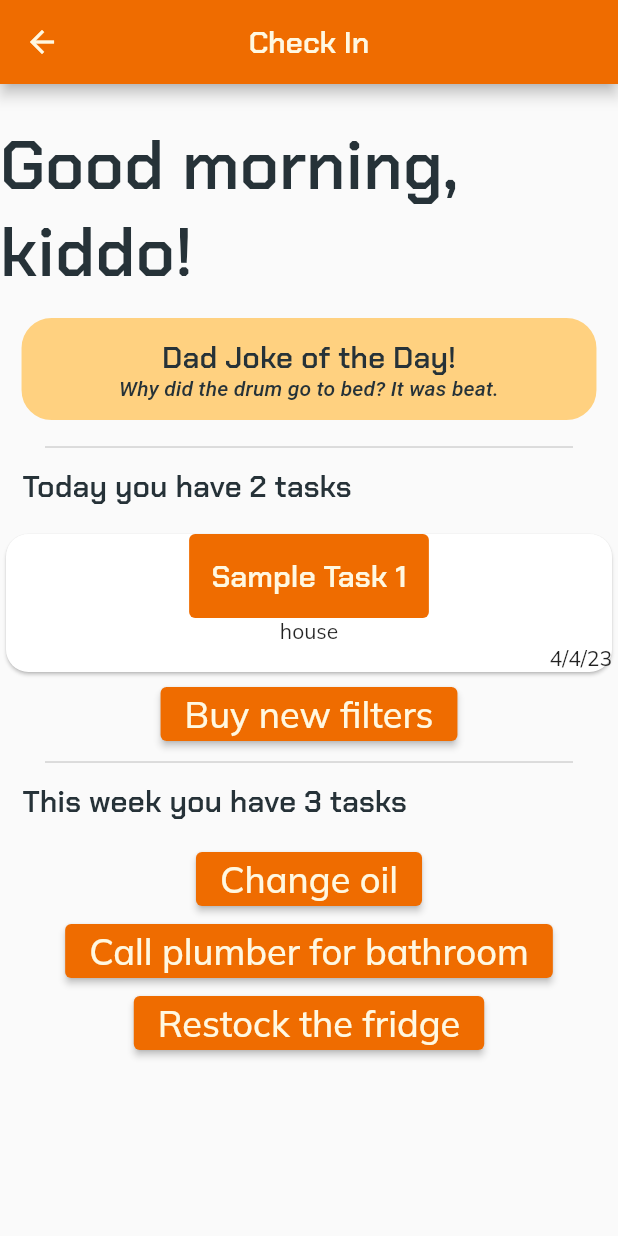
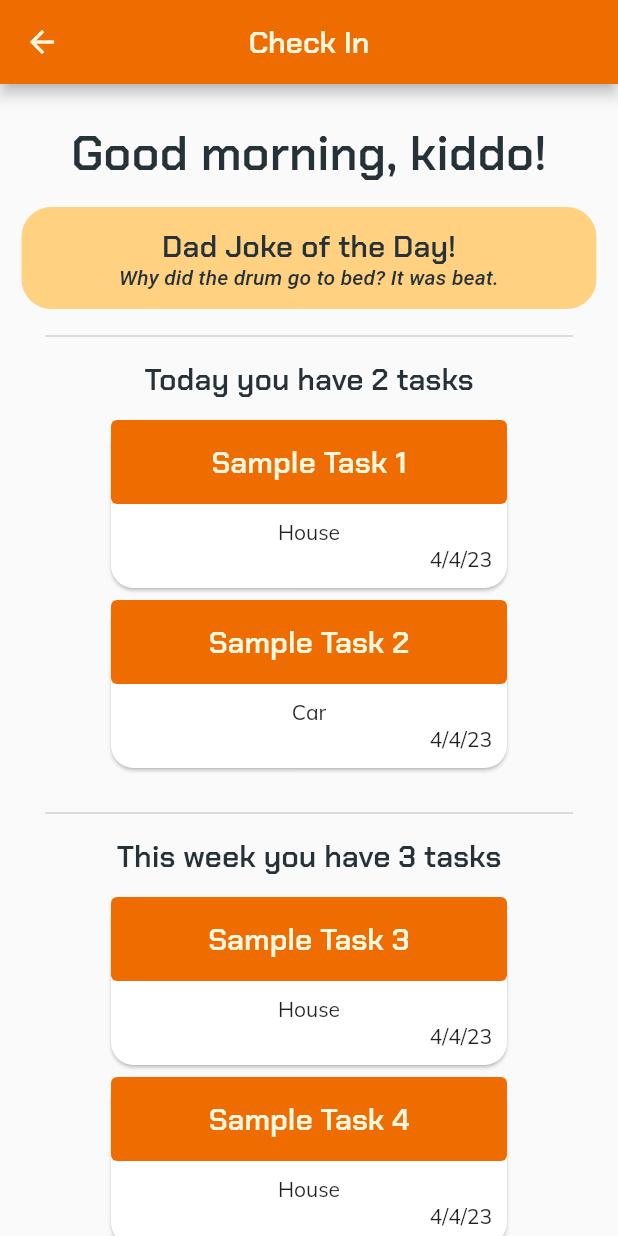
Before and after one commit to PocketDad/pocketdad, a Flutter app: the CheckIn screen opened directly, on a phone screen of 412 x 824 dp. Run offline on Flutter 3.47's test engine with Material 2 defaults, Android fonts, the phone set to English and light mode, and no system bars; our stand-ins replace flutter_form_builder, flutter_riverpod, form_builder_validators, riverpod_annotation; generated files the repository leaves out were written again; statements that could not run were skipped.

Commit message:
single task card and modify check in page

```diff
--- a/lib/features/task/presentation/check_in.dart
+++ b/lib/features/task/presentation/check_in.dart
@@ -18,8 +18,9 @@ class CheckIn extends StatelessWidget {
         title: const Text("Check In"),
         centerTitle: true,
       ),
-      body: Center(
-        child: Column(
+      body: ListView(
+        children: [
+          Column(
             mainAxisAlignment: MainAxisAlignment.start,
             children: [
               // greeting
@@ -29,6 +30,7 @@ class CheckIn extends StatelessWidget {
                   "Good morning, kiddo!",
                   style: Theme.of(context).textTheme.displaySmall?.copyWith(
                     color: Theme.of(context).colorScheme.onSurface,
+                    fontSize: 32,
                   ),
                 ),
               ),
@@ -72,32 +74,31 @@ class CheckIn extends StatelessWidget {
 
               // today tasks
               Container(
+                padding: EdgeInsets.symmetric(vertical: 8, horizontal: 60),
+                margin: EdgeInsets.fromLTRB(10, 0, 10, 10),
                 alignment: Alignment.centerLeft,
-              padding: EdgeInsets.fromLTRB(15, 5, 0, 15),
-              child: Text(
+                child: Column(
+                  children: [
+                    Text(
                       "Today you have 2 tasks",
                       style: Theme.of(context).textTheme.titleLarge?.copyWith(
                         color: Theme.of(context).colorScheme.onSurface,
                       ),
                       textAlign: TextAlign.left,
                     ),
+                    SizedBox(height: 10,),
+                    ButtonTheme(
+                      minWidth: 150,
+                      height: 100,
+                      child: SingleTaskCard(task: "Sample Task 1", date: "4/4/23", item: "House"),
                     ),
                     ButtonTheme(
-              minWidth: 200,
+                      minWidth: 150,
                       height: 100,
-              child: SingleTaskCard(task: "Sample Task 1", date: "4/4/23", item: "house"),
+                      child: SingleTaskCard(task: "Sample Task 2", date: "4/4/23", item: "Car"),
                     ),
-            ElevatedButton(
-              onPressed: () {
-                int i = 0;
-                i++;
-                // change to point towards individual task
-              },
-              child: const Text("Buy new filters",
-                style: TextStyle(
-                  fontSize: 24,
-                )
-              )
+                  ]
+                ),
               ),
 
               const Divider(
@@ -108,55 +109,41 @@ class CheckIn extends StatelessWidget {
 
               // week tasks
               Container(
+                padding: EdgeInsets.symmetric(vertical: 8, horizontal: 60),
+                margin: EdgeInsets.fromLTRB(10, 0, 10, 10),
                 alignment: Alignment.centerLeft,
-              padding: EdgeInsets.fromLTRB(15, 5, 0, 15),
-              child: Text(
+                child: Column(
+                  children: [
+                    Text(
                       "This week you have 3 tasks",
                       style: Theme.of(context).textTheme.titleLarge?.copyWith(
                         color: Theme.of(context).colorScheme.onSurface,
                       ),
                       textAlign: TextAlign.left,
                     ),
+                    SizedBox(height: 10,),
+                    ButtonTheme(
+                      minWidth: 150,
+                      height: 100,
+                      child: SingleTaskCard(task: "Sample Task 3", date: "4/4/23", item: "House"),
                     ),
-            ElevatedButton(
-              onPressed: () {
-                int i = 0;
-                i++;
-                // change to point towards individual task
-              },
-              child: const Text("Change oil",
-                style: TextStyle(
-                  fontSize: 24,
-                )
-              )
+                    ButtonTheme(
+                      minWidth: 150,
+                      height: 100,
+                      child: SingleTaskCard(task: "Sample Task 4", date: "4/4/23", item: "House"),
                     ),
-            ElevatedButton(
-              onPressed: () {
-                int i = 0;
-                i++;
-                // change to point towards individual task
-              },
-              child: const Text("Call plumber for bathroom",
-                style: TextStyle(
-                  fontSize: 24,
-                )
-              )
-            ),
-            ElevatedButton(
-              onPressed: () {
-                int i = 0;
-                i++;
-                // change to point towards individual task
-              },
-              child: const Text("Restock the fridge",
-                style: TextStyle(
-                  fontSize: 24,
-                )
-              )
+                    ButtonTheme(
+                      minWidth: 150,
+                      height: 100,
+                      child: SingleTaskCard(task: "Sample Task 5", date: "4/4/23", item: "House"),
                     ),
                   ],
                 ),
               ),
+            ],
+          ),
+        ]
+      ),
     );
   }
 }
--- a/lib/features/task/presentation/single_task_card.dart
+++ b/lib/features/task/presentation/single_task_card.dart
@@ -4,6 +4,8 @@ class SingleTaskCard extends StatelessWidget {
   final String task;
   final String date;
   final String item;
+
+  // TODO: add individual task page field as part of constructor
 
   const SingleTaskCard({Key? key, required this.task, required this.date, required this.item}) : super(key: key);
 
@@ -25,6 +27,7 @@ class SingleTaskCard extends StatelessWidget {
                   backgroundColor: Theme.of(context).colorScheme.primary,
                   padding: const EdgeInsets.all(15),
                   textStyle: Theme.of(context).textTheme.titleLarge,
+                  minimumSize: const Size.fromHeight(50),
                 ),
                 onPressed: () {  },
                 child: Text(
@@ -35,12 +38,16 @@ class SingleTaskCard extends StatelessWidget {
                 ),
               ),
             ),
+            SizedBox(height: 10,),
             Text(item),
-            Row(
-              mainAxisAlignment: MainAxisAlignment.end,
-              children: [
-                Text(date),
-              ],
+            Padding(
+              padding: EdgeInsets.fromLTRB(0, 0, 10, 10),
+              child: Row(
+                mainAxisAlignment: MainAxisAlignment.end,
+                children: [
+                  Text(date),
+                ],
+              ),
             )
           ]
         ),
```
Lines whose indentation alone changed are shown as unchanged.
